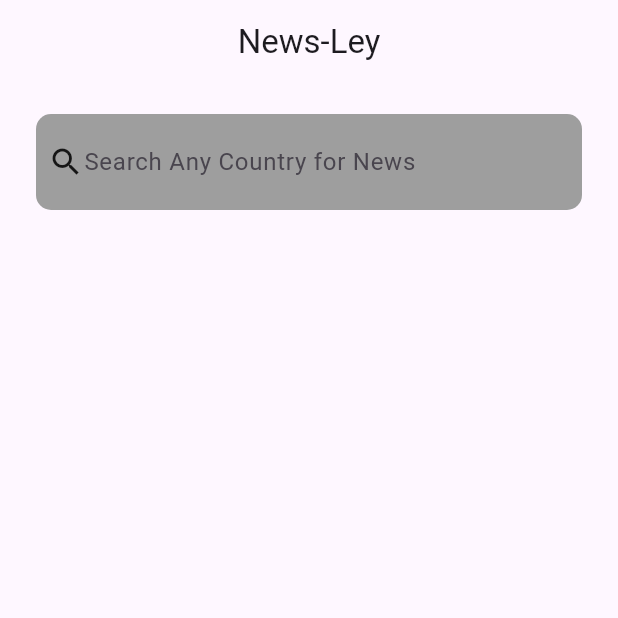
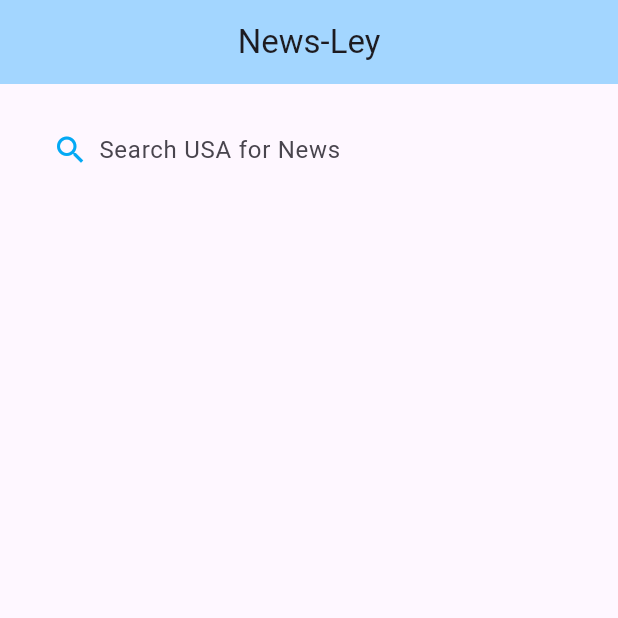
Before and after one commit to animeshbarole/Flutter_News_App, a Flutter app: the screen it shows after launch, on a phone screen of 412 x 824 dp, the top half of it. Run offline on Flutter 3.47's test engine with Material 2 defaults, Android fonts, the phone set to English and light mode, and no system bars.

Commit message:
Added Search Bar Finally

```diff
--- a/lib/view/home.dart
+++ b/lib/view/home.dart
@@ -1,3 +1,5 @@
+import 'dart:math';
+
 import 'package:flutter/material.dart';
 
 class MyHome extends StatefulWidget {
@@ -10,29 +12,45 @@ class MyHome extends StatefulWidget {
 class _MyWidgetState extends State<MyHome> {
   @override
   Widget build(BuildContext context) {
+
+    var city_name =["Bankok","Delhi","Asia","London","USA","China"];
+
+    final _random = new Random();
+    var city = city_name[_random.nextInt(city_name.length)];
+
+
     return  Scaffold(
         appBar: AppBar(
           title: Text("News-Ley"),
           centerTitle: true,
+          backgroundColor: const Color.fromARGB(255, 163, 214, 255),
         ),
+
         body: Column(
             children: [
              Container(
 
-                padding: EdgeInsets.all(8.0),
+                padding: EdgeInsets.symmetric(horizontal:8.0),
                 margin: EdgeInsets.symmetric(horizontal:24,vertical: 20),
                 decoration: BoxDecoration(
-                  color: Colors.grey,
-                  borderRadius:BorderRadius.circular(10),
+
+                   color: Colors.transparent,
+
                    ),
                 child: Row(
                  children: [
-                     Icon(Icons.search),
+                     GestureDetector(
+                       onTap: ()=>{},
+                       child:Container(child:Icon(Icons.search,color: Colors.lightBlue,),margin: EdgeInsets.fromLTRB(3, 0, 7, 0),),
+                     ),
                      Expanded(
                       child: TextField(
+                         controller: SearchController(),
+                         textInputAction: TextInputAction.search,
+
                           decoration: InputDecoration(
                             border: InputBorder.none,
-                            hintText: "Search Any Country for News"
+                            hintText: "Search $city for News"
                           ),
                       ),
                       )
```
